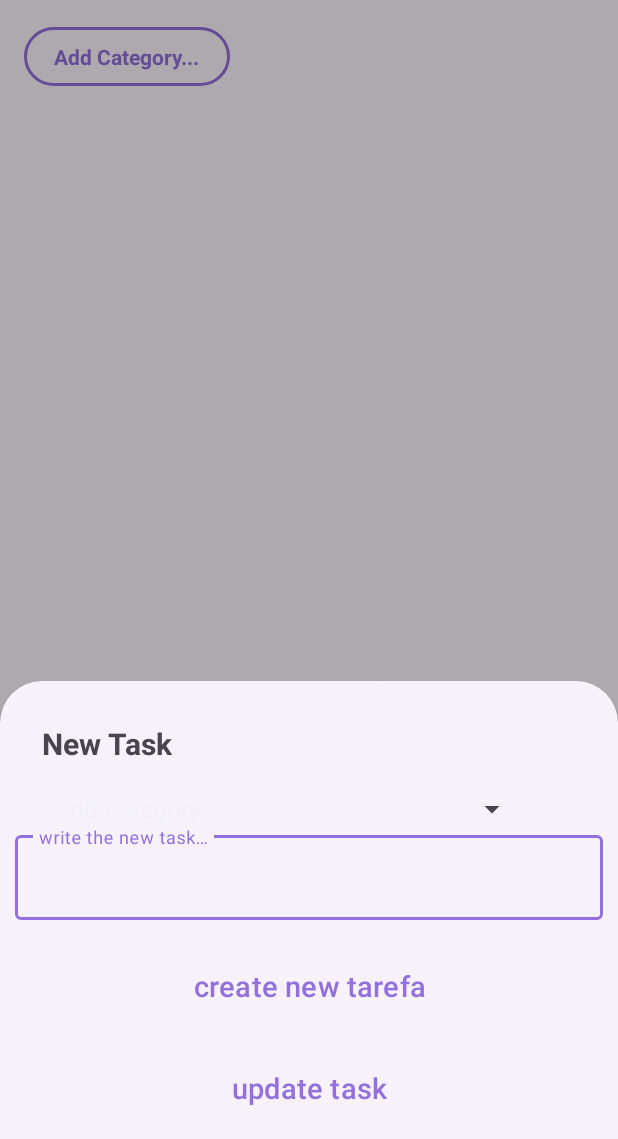
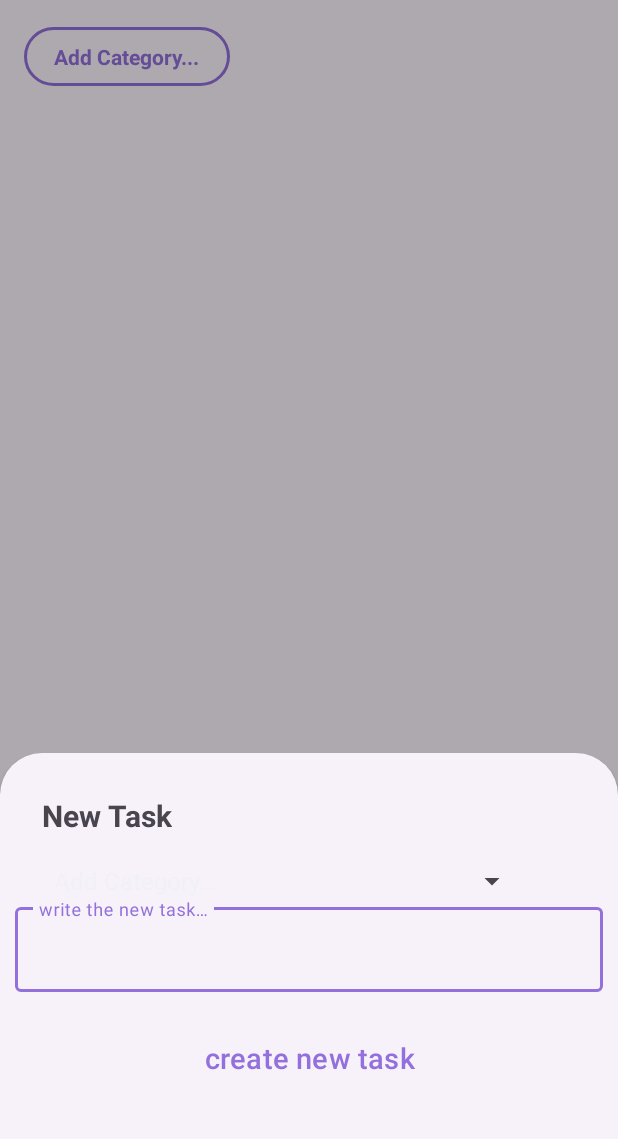
Before and after one commit to maumauriciog/LearnTasks, an Android app: the screen it shows after launch (MainActivity), after a tap on an icon or button, on a phone screen of 412 x 824 dp, the part 97-1236 px from its top. Run offline under Robolectric (Android 15) with nearby library versions, the phone set to English and light mode, and no system bars; our stand-ins replace Room's generated code.

Commit message:
update MainActivity and TaskBotSheet. Create button for update task v2

```diff
--- a/app/src/main/java/com/devspace/taskbeats/MainActivity.kt
+++ b/app/src/main/java/com/devspace/taskbeats/MainActivity.kt
@@ -41,16 +41,7 @@ class MainActivity : AppCompatActivity() {
         val btnFab = findViewById<FloatingActionButton>(R.id.fab)
 
         btnFab.setOnClickListener {
-            val taskButSheet = TaskBotSheet(
-                categories
-            ) { taskToBeCreated ->
-                val newTask = TaskEntity(
-                    nameTask = taskToBeCreated.name,
-                    nameCategory = taskToBeCreated.category
-                )
-                insertTaskDb(newTask)
-            }
-            taskButSheet.show(supportFragmentManager, "taskBoo")
+            showTaskButSheetFunction()
         }
 
         categoryAdapter.setOnClickListener { selected ->
@@ -82,8 +73,8 @@ class MainActivity : AppCompatActivity() {
             }
         }
 
-        taskAdapter.setOnClick {
-
+        taskAdapter.setOnClick { task ->
+            showTaskButSheetFunction(task)
         }
 
         rvCategory.adapter = categoryAdapter
@@ -92,6 +83,7 @@ class MainActivity : AppCompatActivity() {
         getTasks()
 
     }
+
     //get categories
     private fun getCategories() {
         GlobalScope.launch(Dispatchers.IO) {
@@ -114,6 +106,7 @@ class MainActivity : AppCompatActivity() {
             }
         }
     }
+
     //get all tasks from database
     private fun getTasks() {
         GlobalScope.launch(Dispatchers.IO) {
@@ -131,6 +124,7 @@ class MainActivity : AppCompatActivity() {
             }
         }
     }
+
     //insert category in database
     private fun insertCategory(categoryEntity: CategoryEntity) {
         GlobalScope.launch(Dispatchers.IO) {
@@ -138,6 +132,7 @@ class MainActivity : AppCompatActivity() {
             getCategories()
         }
     }
+
     //insert task in database
     private fun insertTaskDb(taskEntity: TaskEntity) {
         GlobalScope.launch(Dispatchers.IO) {
@@ -145,4 +140,18 @@ class MainActivity : AppCompatActivity() {
             getTasks()
         }
     }
+
+    private fun showTaskButSheetFunction(taskUiData: TaskUiData? = null) {
+        val taskButSheet = TaskBotSheet(
+            task = taskUiData,
+            categories = categories
+        ) { taskToBeCreated ->
+            val newTask = TaskEntity(
+                nameTask = taskToBeCreated.name,
+                nameCategory = taskToBeCreated.category
+            )
+            insertTaskDb(newTask)
+        }
+        taskButSheet.show(supportFragmentManager, "taskBoo")
+    }
 }
--- a/app/src/main/java/com/devspace/taskbeats/TaskBotSheet.kt
+++ b/app/src/main/java/com/devspace/taskbeats/TaskBotSheet.kt
@@ -31,8 +31,12 @@ class TaskBotSheet(
         val tivNewTask = view.findViewById<TextInputEditText>(R.id.tiv_new_task)
         val btnCrTask = view.findViewById<Button>(R.id.btn_CrTask)
 
-        if (task == null){
-
+        if (task == null) {
+            tltTask.setText(R.string.title_new_task)
+            btnCrTask.setText(R.string.create_new_task)
+        } else {
+            tltTask.setText(R.string.title_update_task)
+            btnCrTask.setText(R.string.title_update_task)
         }
 
         var taskCategory: String? = null
@@ -49,7 +53,11 @@ class TaskBotSheet(
                 )
                 dismiss()
             } else {
-                Snackbar.make(btnCrTask, "Please, select categories or write new task...", Snackbar.LENGTH_LONG).show()
+                Snackbar.make(
+                    btnCrTask,
+                    "Please, select categories or write new task...",
+                    Snackbar.LENGTH_LONG
+                ).show()
             }
         }
 
--- a/app/src/main/res/layout/task_botton_sheet.xml
+++ b/app/src/main/res/layout/task_botton_sheet.xml
@@ -10,7 +10,7 @@
         android:layout_width="wrap_content"
         android:layout_height="wrap_content"
         android:layout_margin="18dp"
-        android:text="@string/new_task"
+        android:text="@string/title_new_task"
         android:textSize="20sp"
         android:textStyle="bold" />
 
@@ -37,15 +37,6 @@
         android:layout_width="match_parent"
         android:layout_height="wrap_content"
         android:layout_margin="20sp"
-        android:text="@string/create_new_tarefa"
-        android:textSize="19sp" />
-
-    <Button
-        android:id="@+id/btn_updateTask"
-        android:layout_width="match_parent"
-        android:layout_height="wrap_content"
-        android:layout_marginStart="20sp"
-        android:layout_marginEnd="20sp"
-        android:text="@string/update_task"
+        android:text="@string/create_new_task"
         android:textSize="19sp" />
 </LinearLayout>
--- a/app/src/main/res/values/strings.xml
+++ b/app/src/main/res/values/strings.xml
@@ -9,8 +9,9 @@
 
 
 
-    <string name="new_task">New Task</string>
-    <string name="create_new_tarefa">create new tarefa</string>
+    <string name="title_new_task">New Task</string>
+    <string name="title_update_task">Update Task</string>
     <string name="write_the_new_task">write the new task…</string>
+    <string name="create_new_task">create new task</string>
     <string name="update_task">update task</string>
 </resources>
```
Also changed, not shown: 1 other file.
